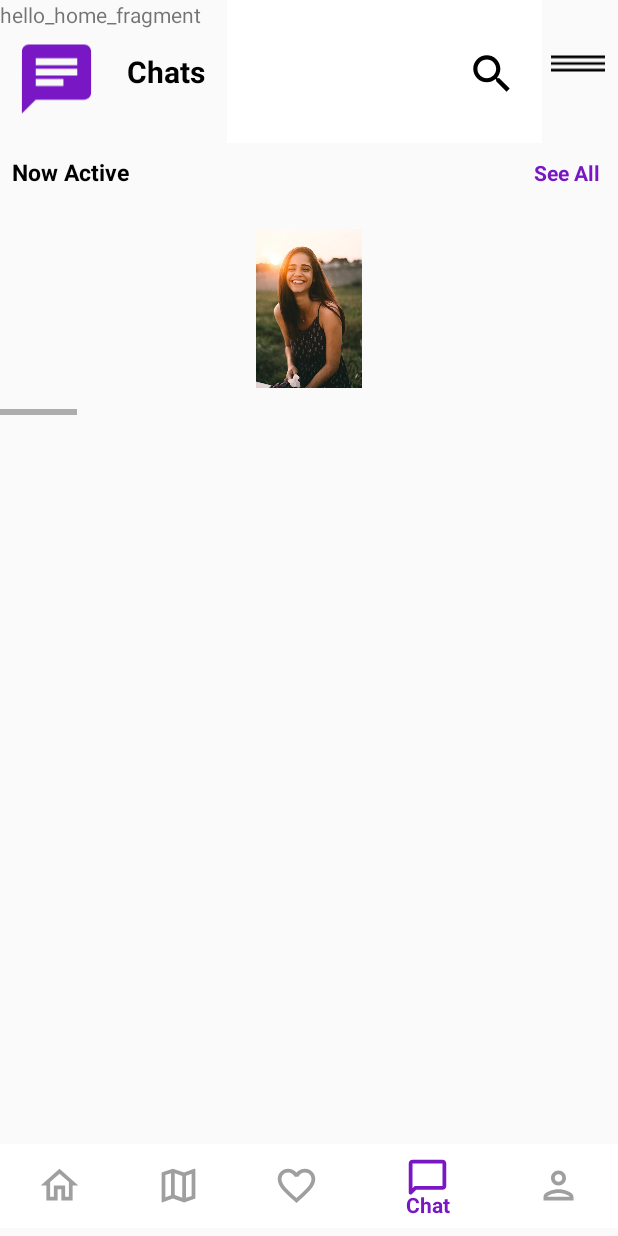
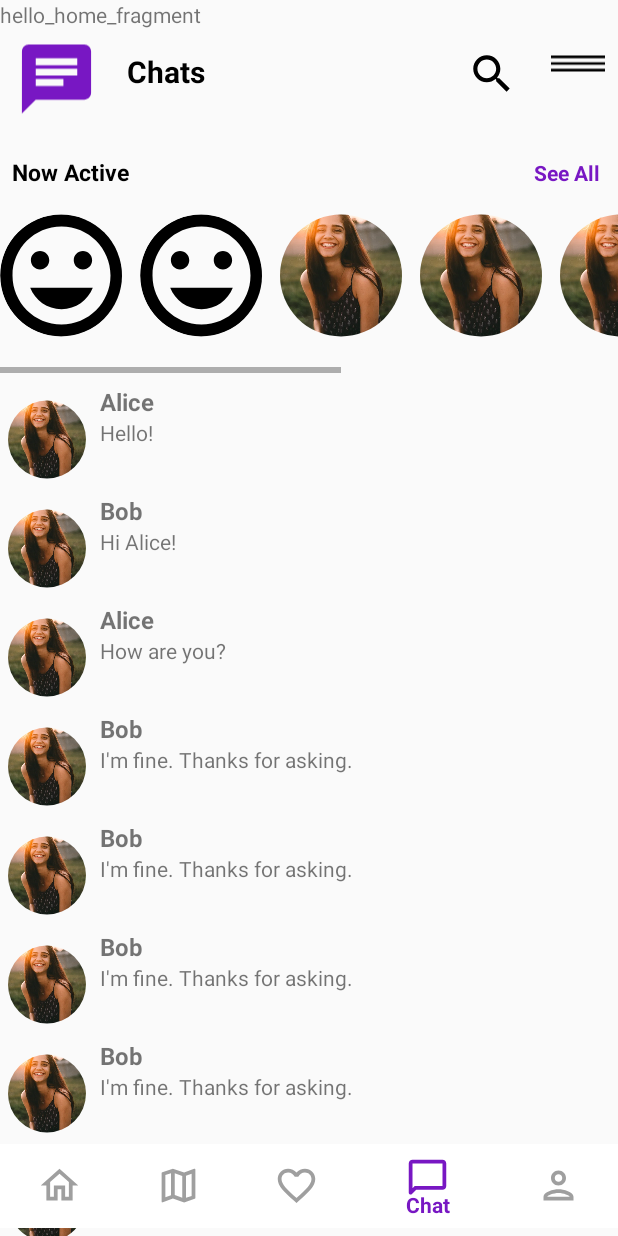
Before and after one commit to tpnhanhcmute/dattingapp, an Android app: the screen it shows after launch (MainActivity), item 4 of the bottom bar chosen, on a phone screen of 412 x 824 dp. Run offline under Robolectric (Android 15) with nearby library versions, the light colour scheme and no system bars; our stand-ins replace CircleImageView, Picasso; libraries missing offline, so code that uses them is left out: com.yuyakaido.android; 15 statements that could not run were skipped.

Commit message:
fix UI 2nd

```diff
--- a/app/src/main/java/com/example/dattingapp/Adapter/ChatAdapter.java
+++ b/app/src/main/java/com/example/dattingapp/Adapter/ChatAdapter.java
@@ -7,6 +7,7 @@ import android.widget.ImageView;
 
 import androidx.recyclerview.widget.RecyclerView;
 
+import com.bumptech.glide.Glide;
 import com.example.dattingapp.R;
 
 import java.util.List;
@@ -36,7 +37,8 @@ public class ChatAdapter  extends RecyclerView.Adapter<ChatAdapter.ViewHolder> {
     }
 
     @Override
-    public void onBindViewHolder(ChatAdapter.ViewHolder holder, int position) {
+    public void onBindViewHolder(ViewHolder holder, int position) {
+
         holder.imageViewAvatar.setImageResource(avatarList.get(position));
     }
 
--- a/app/src/main/java/com/example/dattingapp/Adapter/ChatItemAdapter.java
+++ b/app/src/main/java/com/example/dattingapp/Adapter/ChatItemAdapter.java
@@ -1,2 +1,51 @@
-package com.example.dattingapp.Adapter;public class ChatItemAdapter {
+package com.example.dattingapp.Adapter;
+
+import android.view.LayoutInflater;
+import android.view.View;
+import android.view.ViewGroup;
+import android.widget.TextView;
+
+import androidx.recyclerview.widget.RecyclerView;
+
+import com.example.dattingapp.Models.ChatItem;
+import com.example.dattingapp.R;
+
+import java.util.List;
+
+public class ChatItemAdapter extends RecyclerView.Adapter<ChatItemAdapter.ChatViewHolder> {
+    private List<ChatItem> mChatList;
+
+    public static class ChatViewHolder extends RecyclerView.ViewHolder {
+        public TextView textName;
+        public TextView textMessage;
+
+        public ChatViewHolder(View itemView) {
+            super(itemView);
+            textName = itemView.findViewById(R.id.text_name);
+            textMessage = itemView.findViewById(R.id.text_message);
+        }
+    }
+
+    public ChatItemAdapter(List<ChatItem> chatList) {
+        mChatList = chatList;
+    }
+
+    @Override
+    public ChatViewHolder onCreateViewHolder(ViewGroup parent, int viewType) {
+        View v = LayoutInflater.from(parent.getContext()).inflate(R.layout.chat_item, parent, false);
+        ChatViewHolder viewHolder = new ChatViewHolder(v);
+        return viewHolder;
+    }
+
+    @Override
+    public void onBindViewHolder(ChatViewHolder holder, int position) {
+        ChatItem currentItem = mChatList.get(position);
+        holder.textName.setText(currentItem.getmName());
+        holder.textMessage.setText(currentItem.getmMessage());
+    }
+
+    @Override
+    public int getItemCount() {
+        return mChatList.size();
+    }
 }
--- a/app/src/main/java/com/example/dattingapp/Adapter/ImagePagerAdapter.java
+++ b/app/src/main/java/com/example/dattingapp/Adapter/ImagePagerAdapter.java
@@ -31,6 +31,7 @@ public class ImagePagerAdapter extends PagerAdapter {
     public Object instantiateItem(ViewGroup container, int position) {
         ImageView imageView = new ImageView(context);
         imageView.setImageResource(images[position]);
+        imageView.setScaleType(ImageView.ScaleType.CENTER_CROP);
         container.addView(imageView);
         return imageView;
     }
--- a/app/src/main/java/com/example/dattingapp/ChatFragment.java
+++ b/app/src/main/java/com/example/dattingapp/ChatFragment.java
@@ -11,6 +11,8 @@ import android.view.View;
 import android.view.ViewGroup;
 
 import com.example.dattingapp.Adapter.ChatAdapter;
+import com.example.dattingapp.Adapter.ChatItemAdapter;
+import com.example.dattingapp.Models.ChatItem;
 
 import java.util.ArrayList;
 import java.util.List;
@@ -19,6 +21,12 @@ public class ChatFragment extends Fragment {
     private RecyclerView recyclerView;
     private ChatAdapter avatarAdapter;
     private List<Integer> avatarList;
+
+    private  RecyclerView mRecyclerView;
+
+    private ChatItemAdapter mAdapter;
+
+    private List<ChatItem> chatList = new ArrayList<>();
 
     @Override
     public View onCreateView(LayoutInflater inflater, ViewGroup container,
@@ -31,8 +39,8 @@ public class ChatFragment extends Fragment {
 
         // Tạo danh sách các ảnh avatar
         avatarList = new ArrayList<>();
-        avatarList.add(R.drawable.profile2);
-        avatarList.add(R.drawable.profile2);
+        avatarList.add(R.drawable.baseline_tag_faces_24);
+        avatarList.add(R.drawable.baseline_tag_faces_24);
         avatarList.add(R.drawable.profile2);
         avatarList.add(R.drawable.profile2);
         avatarList.add(R.drawable.profile2);
@@ -45,6 +53,34 @@ public class ChatFragment extends Fragment {
         LinearLayoutManager layoutManager = new LinearLayoutManager(getActivity(), LinearLayoutManager.HORIZONTAL, false);
         recyclerView.setLayoutManager(layoutManager);
         recyclerView.setAdapter(avatarAdapter);
+
+
+        chatList.add(new ChatItem("Alice", "Hello!"));
+        chatList.add(new ChatItem("Bob", "Hi Alice!"));
+        chatList.add(new ChatItem("Alice", "How are you?"));
+        chatList.add(new ChatItem("Bob", "I'm fine. Thanks for asking."));
+        chatList.add(new ChatItem("Bob", "I'm fine. Thanks for asking."));
+        chatList.add(new ChatItem("Bob", "I'm fine. Thanks for asking."));
+        chatList.add(new ChatItem("Bob", "I'm fine. Thanks for asking."));
+        chatList.add(new ChatItem("Bob", "I'm fine. Thanks for asking."));
+        chatList.add(new ChatItem("Bob", "I'm fine. Thanks for asking."));
+        chatList.add(new ChatItem("Bob", "I'm fine. Thanks for asking."));
+        chatList.add(new ChatItem("Bob", "I'm fine. Thanks for asking."));
+        chatList.add(new ChatItem("Bob", "I'm fine. Thanks for asking."));
+        chatList.add(new ChatItem("Bob", "I'm fine. Thanks for asking."));
+        chatList.add(new ChatItem("Bob", "I'm fine. Thanks for asking."));
+        chatList.add(new ChatItem("Bob", "I'm fine. Thanks for asking."));
+        chatList.add(new ChatItem("Bob", "I'm fine. Thanks for asking."));
+        chatList.add(new ChatItem("Bob", "I'm fine. Thanks for asking."));
+        chatList.add(new ChatItem("Bob", "I'm fine. Thanks for asking."));
+
+
+        mRecyclerView = view.findViewById(R.id.recyclerView2);
+        LinearLayoutManager mLayoutManager = new LinearLayoutManager(getActivity(),LinearLayoutManager.VERTICAL,false);
+        mAdapter = new ChatItemAdapter(chatList);
+        mRecyclerView.setLayoutManager(mLayoutManager);
+        mRecyclerView.setAdapter(mAdapter);
+
         return  view;
     }
 }
--- a/app/src/main/java/com/example/dattingapp/Models/ChatItem.java
+++ b/app/src/main/java/com/example/dattingapp/Models/ChatItem.java
@@ -1,2 +1,27 @@
-package com.example.dattingapp.Models;public class ChatItem {
+package com.example.dattingapp.Models;
+
+public class ChatItem {
+    private String mName;
+    private String mMessage;
+
+    public ChatItem(String name, String message){
+        mName = name;
+        mMessage = message;
+    }
+
+    public void setmName(String mName) {
+        this.mName = mName;
+    }
+
+    public void setmMessage(String mMessage) {
+        this.mMessage = mMessage;
+    }
+
+    public String getmName() {
+        return mName;
+    }
+
+    public String getmMessage() {
+        return mMessage;
+    }
 }
--- a/app/src/main/res/drawable/buttonsetting.xml
+++ b/app/src/main/res/drawable/buttonsetting.xml
@@ -2,7 +2,7 @@
 <shape xmlns:android="http://schemas.android.com/apk/res/android"
     android:shape="rectangle">
 
-    <solid android:color="@android:color/white" />
+    <solid android:color="@android:color/transparent" />
      />
     <padding android:top="8dp"
         android:bottom="8dp"
--- a/app/src/main/res/layout/chat_item.xml
+++ b/app/src/main/res/layout/chat_item.xml
@@ -1,6 +1,44 @@
 <?xml version="1.0" encoding="utf-8"?>
-<androidx.constraintlayout.widget.ConstraintLayout xmlns:android="http://schemas.android.com/apk/res/android"
-             android:layout_width="match_parent"
-             android:layout_height="match_parent">
+<LinearLayout
+    xmlns:android="http://schemas.android.com/apk/res/android"
+    android:layout_width="match_parent"
+    android:layout_height="wrap_content"
+    android:orientation="vertical">
 
-</androidx.constraintlayout.widget.ConstraintLayout>
+    <LinearLayout
+        android:layout_width="match_parent"
+        android:layout_height="wrap_content"
+        android:orientation="horizontal">
+
+        <de.hdodenhof.circleimageview.CircleImageView
+            android:layout_width="52dp"
+            android:layout_height="62dp"
+            android:layout_margin="5dp"
+            android:src="@drawable/profile2"
+
+            />
+        <LinearLayout
+            android:layout_width="match_parent"
+            android:layout_height="wrap_content"
+            android:orientation="vertical">
+
+            <TextView
+                android:id="@+id/text_name"
+                android:layout_width="wrap_content"
+                android:layout_height="wrap_content"
+                android:textSize="16sp"
+                android:textStyle="bold"
+                android:paddingLeft="4dp"/>
+
+            <TextView
+                android:id="@+id/text_message"
+                android:layout_width="wrap_content"
+                android:layout_height="wrap_content"
+                android:textSize="14sp"
+                android:paddingLeft="4dp"/>
+
+        </LinearLayout>
+
+    </LinearLayout>
+
+</LinearLayout>
--- a/app/src/main/res/layout/fragment_chat.xml
+++ b/app/src/main/res/layout/fragment_chat.xml
@@ -7,7 +7,7 @@
 
     <LinearLayout
         android:layout_width="match_parent"
-        android:layout_height="704dp"
+        android:layout_height="match_parent"
         android:orientation="vertical">
 
         <LinearLayout
@@ -34,7 +34,7 @@
             <ImageView
                 android:layout_width="210dp"
                 android:layout_height="match_parent"
-                android:background="@color/white"
+                android:background="@color/transparentcolor"
                 android:paddingLeft="160dp"
                 android:paddingTop="20dp"
                 android:src="@drawable/baseline_search_24"
@@ -74,8 +74,14 @@
         <androidx.recyclerview.widget.RecyclerView
             android:id="@+id/recyclerView"
             android:layout_width="match_parent"
-            android:layout_height="142dp"
+            android:layout_height="114dp"
             android:scrollbars="horizontal" />
+
+        <androidx.recyclerview.widget.RecyclerView
+            android:id="@+id/recyclerView2"
+            android:layout_width="match_parent"
+            android:layout_height="match_parent"
+            android:paddingTop="8dp"/>
 
     </LinearLayout>
 
--- a/app/src/main/res/layout/item_avatar.xml
+++ b/app/src/main/res/layout/item_avatar.xml
@@ -1,17 +1,15 @@
 <?xml version="1.0" encoding="utf-8"?>
 <androidx.constraintlayout.widget.ConstraintLayout xmlns:android="http://schemas.android.com/apk/res/android"
     xmlns:tools="http://schemas.android.com/tools"
-    android:layout_width="match_parent"
-    android:layout_height="match_parent">
+    android:layout_width="wrap_content"
+    android:layout_height="wrap_content">
 
-    <ImageView
+    <de.hdodenhof.circleimageview.CircleImageView
         android:id="@+id/imageViewAvatar"
-        android:layout_width="match_parent"
-        android:layout_height="match_parent"
-        android:layout_margin="8dp"
-        android:padding="10dp"
+        android:layout_width="93dp"
+        android:layout_height="98dp"
         tools:ignore="MissingConstraints"
-
+        android:paddingRight="12dp"
         />
 
 
--- a/app/src/main/res/values/colors.xml
+++ b/app/src/main/res/values/colors.xml
@@ -16,4 +16,5 @@
     <color name="light_black">#212121</color>
     <color name="edit_text">#F6F6F6</color>
     <color name="transparentcolor">#00000000</color>
+    <color name="gray">#c0c0c0</color>
 </resources>
```
Also changed, not shown: app/src/main/java/com/example/dattingapp/Discovery.java (+32 -39 lines), app/src/main/res/layout/actitvity_profile.xml (+4 -3 lines), app/src/main/res/layout/activity_discovery.xml (+17 -10 lines), app/src/main/res/layout/activity_setting.xml (+21 -21 lines), app/src/main/res/layout/activity_verity_otp.xml (+6 -4 lines).
